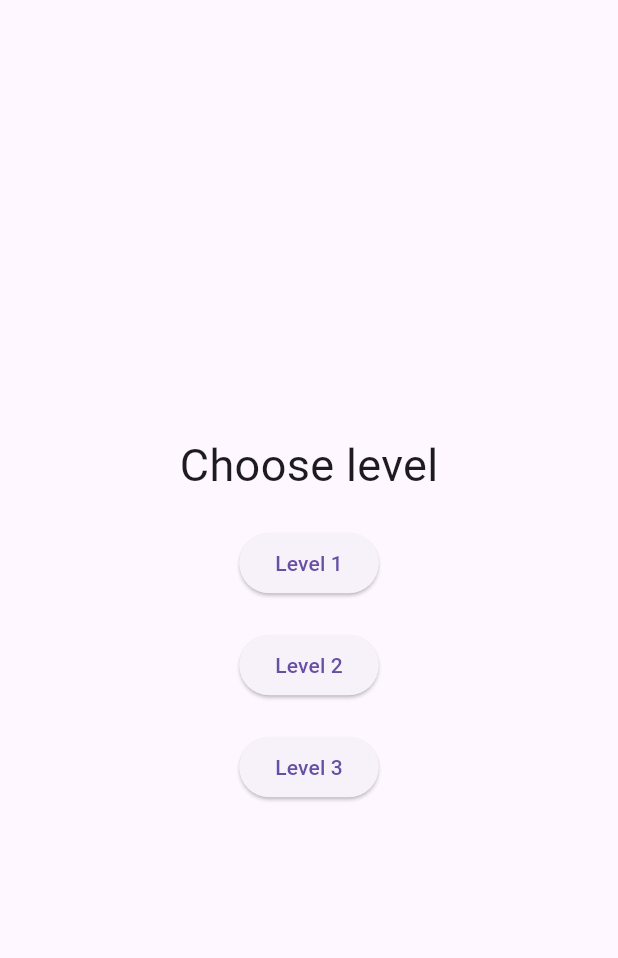
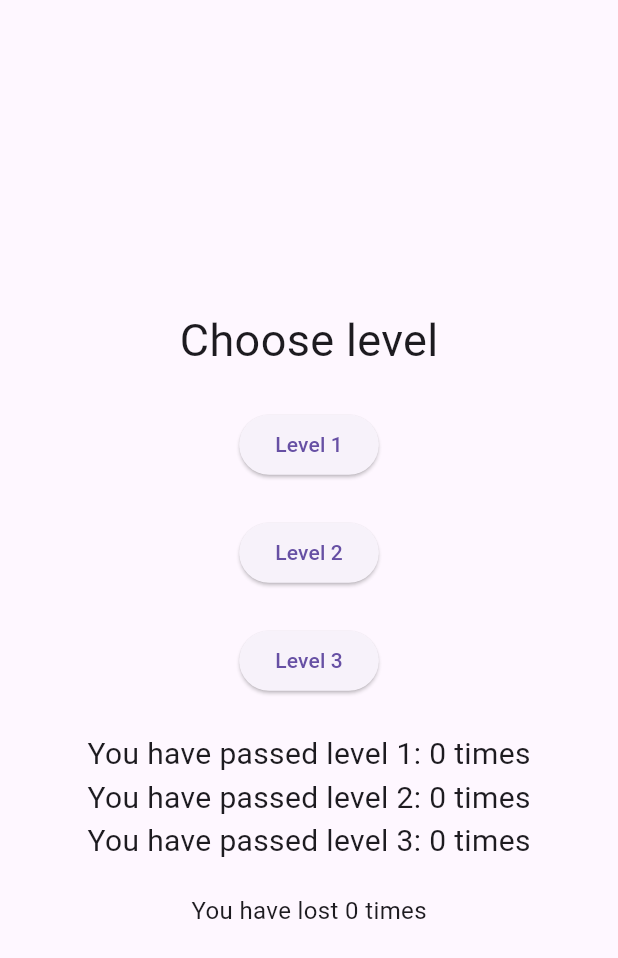
Before and after one commit to aarekr/spelitbuttons, a Flutter app: the screen it shows after launch, after a tap on "Start", on a phone screen of 412 x 824 dp. Shown: the top 958 px of the screen. Run offline on Flutter 3.47's test engine with Material 3 defaults, Android fonts, the phone set to English and light mode, and no system bars; our stand-ins replace get, hive, hive_flutter; missing offline and left inert: flame; accounts and stored records are empty.

Commit message:
Hive Storage, passed levels and losses saved in memory

```diff
--- a/lib/main.dart
+++ b/lib/main.dart
@@ -3,6 +3,8 @@ import 'package:flame/game.dart';
 import 'package:flame/components.dart';
 import 'package:flame/events.dart';
 import 'package:get/get.dart';
+import 'package:hive_flutter/hive_flutter.dart';
+import 'package:hive/hive.dart';
 import 'dart:math';
 
 class Breakpoints {
@@ -10,7 +12,33 @@ class Breakpoints {
   static const tablet = 700;
 }
 
-void main() {
+class LevelController {
+  final storage = Hive.box("storage");
+  int get levelOne => storage.get('one') ?? 0;
+  int get levelTwo => storage.get('two') ?? 0;
+  int get levelThree => storage.get('three') ?? 0;
+  int get losses => storage.get('losses') ?? 0;
+  void increment(endReason, level) {
+    if (endReason == 'score' && level == 1) {
+      print("level one passed, adding");
+      storage.put('one', levelOne + 1);
+    } else if (endReason == 'score' && level == 2) {
+      print("level two passed, adding");
+      storage.put('two', levelTwo + 1);
+    } else if (endReason == 'score' && level == 3) {
+      print("level three passed, adding");
+      storage.put('three', levelThree + 1);
+    } else if (endReason == 'time') {
+      print("time missed, adding");
+      storage.put('losses', losses + 1);
+    }
+  }
+}
+
+Future<void> main() async {
+  await Hive.initFlutter();
+  await Hive.openBox("storage");
+  Get.lazyPut<LevelController>(() => LevelController());
   runApp(GameApp());
 }
 
@@ -54,6 +82,7 @@ class StartScreen extends StatelessWidget {
 }
 
 class LevelScreen extends StatelessWidget {
+  final controller = Get.put(LevelController());
   @override
   Widget build(BuildContext context) {
     return Scaffold(body:
@@ -63,12 +92,26 @@ class LevelScreen extends StatelessWidget {
           crossAxisAlignment: CrossAxisAlignment.center,
           children: [
             Text("Choose level", style: TextStyle(fontSize: 30)),
+            Padding(padding: EdgeInsets.all(12)),
+            ElevatedButton(child: Text("Level 1"), onPressed: () => Get.to(() => GameScreen(level: 1))),
+            Padding(padding: EdgeInsets.all(12)),
+            ElevatedButton(child: Text("Level 2"), onPressed: () => Get.to(() => GameScreen(level: 2))),
+            Padding(padding: EdgeInsets.all(12)),
+            ElevatedButton(child: Text("Level 3"), onPressed: () => Get.to(() => GameScreen(level: 3))),
+            Padding(padding: EdgeInsets.all(12)),
+            Text('You have passed level 1: ${controller.levelOne} ${controller.levelOne==1 ? 'time' : 'times'}',
+              style: TextStyle(fontSize: 20)
+            ),
+            Text('You have passed level 2: ${controller.levelTwo} ${controller.levelTwo==1 ? 'time' : 'times'}',
+              style: TextStyle(fontSize: 20)
+            ),
+            Text('You have passed level 3: ${controller.levelThree} ${controller.levelThree==1 ? 'time' : 'times'}',
+              style: TextStyle(fontSize: 20)
+            ),
             Padding(padding: EdgeInsets.all(10)),
-            ElevatedButton(child: Text("Level 1"), onPressed: () => Get.to(() => GameScreen(level: 1))),
-            Padding(padding: EdgeInsets.all(10)),
-            ElevatedButton(child: Text("Level 2"), onPressed: () => Get.to(() => GameScreen(level: 2))),
-            Padding(padding: EdgeInsets.all(10)),
-            ElevatedButton(child: Text("Level 3"), onPressed: () => Get.to(() => GameScreen(level: 3))),
+            Text('You have lost ${controller.losses} ${controller.losses==1 ? 'time' : 'times'}',
+              style: TextStyle(fontSize: 16)
+            ),
           ],
         ),
       )
@@ -77,11 +120,16 @@ class LevelScreen extends StatelessWidget {
 }
 
 class ResultScreen extends StatelessWidget {
+  final controller = Get.find<LevelController>();
   final String endReason;
   final int level;
   final int score;
   final double timeUsed;
-  const ResultScreen({required this.endReason, required this.level, required this.score, required this.timeUsed});
+  ResultScreen({required this.endReason, required this.level, required this.score, required this.timeUsed});
+  String handleGameEnd(endReason, level) {
+    controller.increment(endReason, level);
+    return endReason;
+  }
   @override
   Widget build(BuildContext context) {
     return Scaffold(
@@ -105,7 +153,10 @@ class ResultScreen extends StatelessWidget {
             Padding(padding: EdgeInsets.all(10)),
             ElevatedButton(
               child: Text("Play again", style: TextStyle(fontSize: 24)),
-              onPressed: () => Get.to(() => LevelScreen()),
+              onPressed: () => {
+                handleGameEnd(endReason, level),
+                Get.to(() => LevelScreen()),
+              },
             ),
           ],
         ),
@@ -128,7 +179,6 @@ class GameScreen extends StatelessWidget {
 class SpelitGame extends FlameGame {
   final int level;
   bool gameFinished = false;
-  //String endReason = "";
   double gameTime = 0.0;
   double timeLeft = 0.0;
   int score = 0;
@@ -136,7 +186,6 @@ class SpelitGame extends FlameGame {
   @override
   Future<void> onLoad() async {
     await super.onLoad();
-    print("Screen size: ${size.x} x ${size.y}");
     if (level == 1) {
       timeLeft = gameTime = 10.0;
     } else if (level == 2) {
@@ -183,7 +232,7 @@ class TapCircle1 extends CircleComponent with HasGameRef<SpelitGame>, TapCallbac
   TapCircle1(x, y, x1Position)
     : super(
       position: Vector2(x1Position, 200),
-      radius: min(x*0.115, 192/2),
+      radius: min(x*0.115, 192/2),  // max diameter is 192 (radius: 96)
     ) {
       paint.color = Colors.blue;
       isVisible = false;
--- a/pubspec.yaml
+++ b/pubspec.yaml
@@ -11,6 +11,8 @@ dependencies:
     sdk: flutter
   flame: 1.20.0
   get: ^4.6.5
+  hive: ^2.2.3
+  hive_flutter: ^1.1.0
 
 dev_dependencies:
   flutter_test:
```
Also changed, not shown: pubspec.lock, 2 other files.
